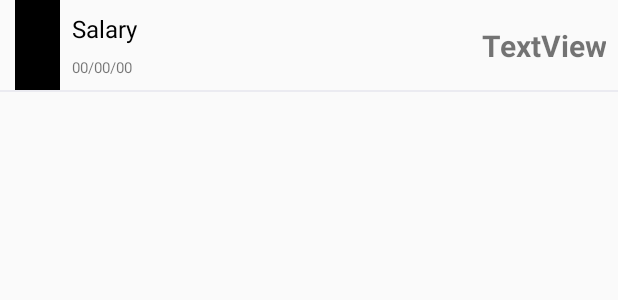
After one commit to cscouto/AllMoneyAndroid, an Android app: the layout transaction_item.xml on its own in the app's theme, with its tools: preview values and no code run, on a phone screen of 412 x 824 dp. The commit adds this screen. Shown: the top 300 px of the screen. Run offline under Robolectric (Android 15) with nearby library versions, the phone set to English and light mode, and no system bars.

Commit message:
[transaction_item] - transaction item ui

```diff
--- a/app/src/main/java/com/coutocode/allmoney/Adapter/TransactionAdapter.kt
+++ b/app/src/main/java/com/coutocode/allmoney/Adapter/TransactionAdapter.kt
@@ -3,6 +3,7 @@ package com.coutocode.allmoney.Adapter
 import android.support.v7.widget.RecyclerView
 import android.view.View
 import android.view.ViewGroup
+import com.coutocode.allmoney.Model.Transaction
 
 /**
  * Created by docouto on 1/14/18.
@@ -22,6 +23,8 @@ class TransactionAdapter: RecyclerView.Adapter<TransactionAdapter.TransactionVie
     }
 
     class TransactionViewHolder(itemView: View): RecyclerView.ViewHolder(itemView) {
+        fun bind(transaction: Transaction) {
 
+        }
     }
 }
--- /dev/null
+++ b/app/src/main/res/layout/transaction_item.xml
@@ -0,0 +1,68 @@
+<?xml version="1.0" encoding="utf-8"?>
+<android.support.constraint.ConstraintLayout xmlns:android="http://schemas.android.com/apk/res/android"
+    xmlns:app="http://schemas.android.com/apk/res-auto"
+    xmlns:tools="http://schemas.android.com/tools"
+    android:layout_width="match_parent"
+    android:layout_height="61dp">
+
+    <ImageView
+        android:id="@+id/imgIcon"
+        android:layout_width="30dp"
+        android:layout_height="0dp"
+        android:layout_marginStart="10dp"
+        app:layout_constraintBottom_toBottomOf="parent"
+        app:layout_constraintStart_toStartOf="parent"
+        app:layout_constraintTop_toTopOf="parent"
+        app:srcCompat="@android:color/black" />
+
+    <TextView
+        android:id="@+id/textView2"
+        android:layout_width="60dp"
+        android:layout_height="21dp"
+        android:layout_marginStart="8dp"
+        android:layout_marginTop="8dp"
+        android:text="Salary"
+        android:textColor="@android:color/black"
+        android:textSize="16sp"
+        app:layout_constraintStart_toEndOf="@+id/imgIcon"
+        app:layout_constraintTop_toTopOf="parent" />
+
+    <TextView
+        android:id="@+id/textView3"
+        android:layout_width="60dp"
+        android:layout_height="21dp"
+        android:layout_marginBottom="8dp"
+        android:layout_marginStart="8dp"
+        android:layout_marginTop="8dp"
+        android:gravity="center_vertical"
+        android:text="00/00/00"
+        android:textAlignment="viewStart"
+        android:textSize="10sp"
+        app:layout_constraintBottom_toBottomOf="parent"
+        app:layout_constraintStart_toEndOf="@+id/imgIcon"
+        app:layout_constraintTop_toBottomOf="@+id/textView2" />
+
+    <TextView
+        android:id="@+id/textView4"
+        android:layout_width="0dp"
+        android:layout_height="0dp"
+        android:layout_marginEnd="8dp"
+        android:gravity="center_vertical"
+        android:text="TextView"
+        android:textAlignment="textEnd"
+        android:textSize="20sp"
+        android:textStyle="bold"
+        app:layout_constraintBottom_toBottomOf="parent"
+        app:layout_constraintEnd_toEndOf="parent"
+        app:layout_constraintStart_toEndOf="@+id/textView2"
+        app:layout_constraintTop_toTopOf="parent" />
+
+    <TextView
+        android:id="@+id/textView5"
+        android:layout_width="0dp"
+        android:layout_height="1dp"
+        android:background="#EBEBF1"
+        app:layout_constraintBottom_toBottomOf="parent"
+        app:layout_constraintEnd_toEndOf="parent"
+        app:layout_constraintStart_toStartOf="parent" />
+</android.support.constraint.ConstraintLayout>
```
